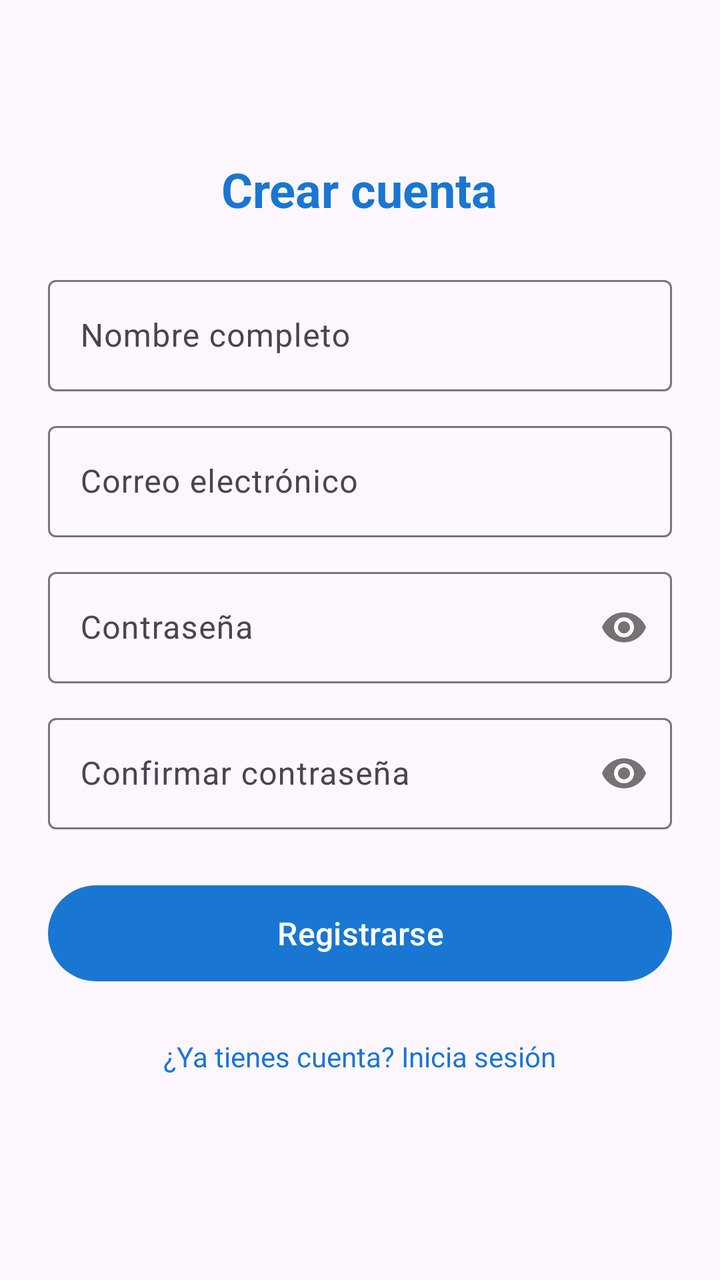
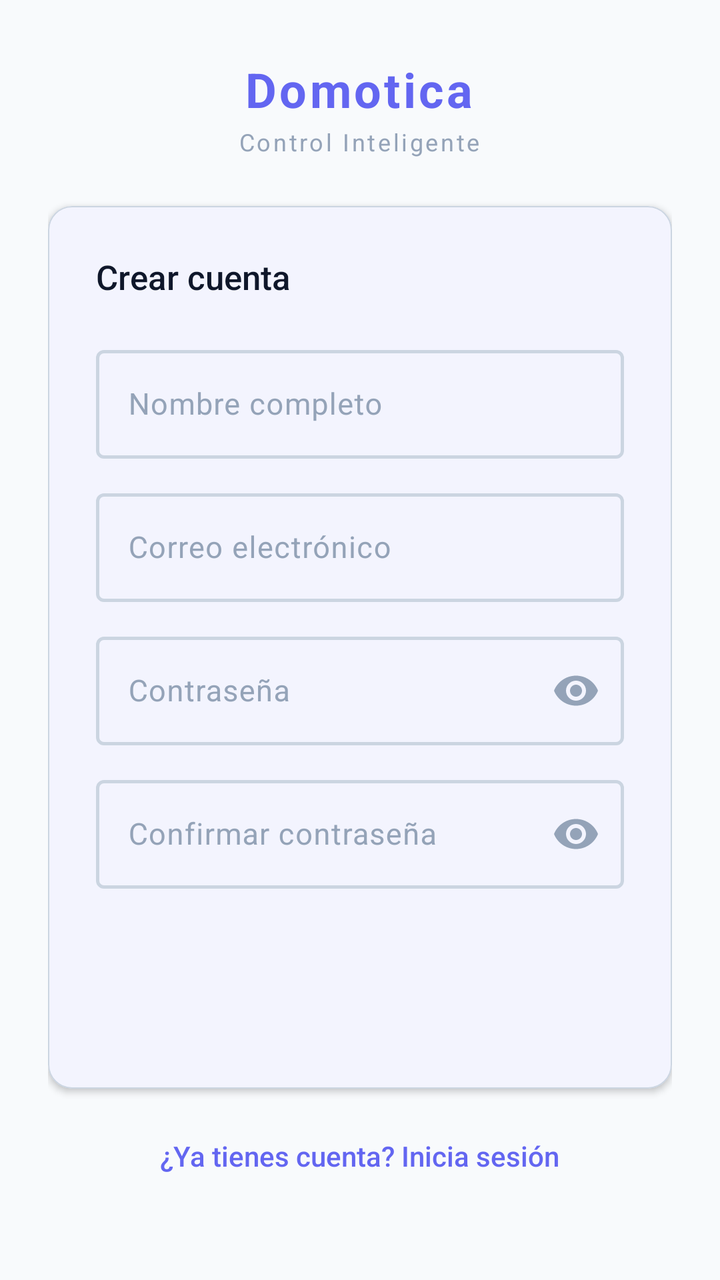

Compare the two renders of this Android layout. The source of the first and the diff that turns it into the second are given below.
<!-- AndroidManifest.xml: application theme Theme.Domotica -->
<!-- res/layout/activity_register.xml -->
<?xml version="1.0" encoding="utf-8"?>
<ScrollView xmlns:android="http://schemas.android.com/apk/res/android"
    xmlns:app="http://schemas.android.com/apk/res-auto"
    android:layout_width="match_parent"
    android:layout_height="match_parent"
    android:fillViewport="true">

    <LinearLayout
        android:layout_width="match_parent"
        android:layout_height="wrap_content"
        android:gravity="center"
        android:orientation="vertical"
        android:padding="24dp">

        <TextView
            android:layout_width="wrap_content"
            android:layout_height="wrap_content"
            android:text="@string/register_title"
            android:textSize="24sp"
            android:textStyle="bold"
            android:textColor="@color/primary" />

        <com.google.android.material.textfield.TextInputLayout
            android:layout_width="match_parent"
            android:layout_height="wrap_content"
            android:layout_marginTop="24dp"
            android:layout_marginBottom="12dp"
            style="@style/Widget.Material3.TextInputLayout.OutlinedBox">

            <com.google.android.material.textfield.TextInputEditText
                android:id="@+id/etName"
                android:layout_width="match_parent"
                android:layout_height="wrap_content"
                android:hint="@string/name_hint"
                android:inputType="textPersonName" />

        </com.google.android.material.textfield.TextInputLayout>

        <com.google.android.material.textfield.TextInputLayout
            android:layout_width="match_parent"
            android:layout_height="wrap_content"
            android:layout_marginBottom="12dp"
            style="@style/Widget.Material3.TextInputLayout.OutlinedBox">

            <com.google.android.material.textfield.TextInputEditText
                android:id="@+id/etEmail"
                android:layout_width="match_parent"
                android:layout_height="wrap_content"
                android:hint="@string/email_hint"
                android:inputType="textEmailAddress" />

        </com.google.android.material.textfield.TextInputLayout>

        <com.google.android.material.textfield.TextInputLayout
            android:layout_width="match_parent"
            android:layout_height="wrap_content"
            android:layout_marginBottom="12dp"
            style="@style/Widget.Material3.TextInputLayout.OutlinedBox"
            app:passwordToggleEnabled="true">

            <com.google.android.material.textfield.TextInputEditText
                android:id="@+id/etPassword"
                android:layout_width="match_parent"
                android:layout_height="wrap_content"
                android:hint="@string/password_hint"
                android:inputType="textPassword" />

        </com.google.android.material.textfield.TextInputLayout>

        <com.google.android.material.textfield.TextInputLayout
            android:layout_width="match_parent"
            android:layout_height="wrap_content"
            android:layout_marginBottom="24dp"
            style="@style/Widget.Material3.TextInputLayout.OutlinedBox"
            app:passwordToggleEnabled="true">

            <com.google.android.material.textfield.TextInputEditText
                android:id="@+id/etConfirmPassword"
                android:layout_width="match_parent"
                android:layout_height="wrap_content"
                android:hint="@string/confirm_password_hint"
                android:inputType="textPassword" />

        </com.google.android.material.textfield.TextInputLayout>

        <Button
            android:id="@+id/btnRegister"
            android:layout_width="match_parent"
            android:layout_height="56dp"
            android:text="@string/btn_register"
            android:textSize="16sp" />

        <ProgressBar
            android:id="@+id/progressBar"
            android:layout_width="wrap_content"
            android:layout_height="wrap_content"
            android:layout_marginTop="16dp"
            android:visibility="gone" />

        <TextView
            android:id="@+id/tvGoToLogin"
            android:layout_width="wrap_content"
            android:layout_height="wrap_content"
            android:layout_marginTop="24dp"
            android:layout_marginBottom="24dp"
            android:text="@string/go_to_login"
            android:textColor="@color/primary"
            android:textSize="14sp" />

    </LinearLayout>

</ScrollView>
<!-- resources referenced by this layout -->
<resources>
  <color name="primary">#1976D2</color>
  <string name="btn_register">Registrarse</string>
  <string name="password_hint">Contraseña</string>
  <style name="Base.Theme.Domotica" parent="Theme.Material3.DayNight.NoActionBar">
          <item name="colorPrimary">@color/primary</item>
          <item name="colorPrimaryVariant">@color/primary_dark</item>
          <item name="colorOnPrimary">@color/white</item>
      </style>
  <color name="primary_dark">#1565C0</color>
  <color name="white">#FFFFFFFF</color>
  <!-- unchanged entries left out for length: 6 -->
</resources>

<!-- the commit's change to res/layout/activity_register.xml (unified diff, before → after) -->
@@ -3,6 +3,7 @@
     xmlns:app="http://schemas.android.com/apk/res-auto"
     android:layout_width="match_parent"
     android:layout_height="match_parent"
+    android:background="@color/background"
     android:fillViewport="true">
 
     <LinearLayout
@@ -10,102 +11,158 @@
         android:layout_height="wrap_content"
         android:gravity="center"
         android:orientation="vertical"
-        android:padding="24dp">
+        android:padding="@dimen/spacing_xxl">
 
-        <TextView
+        <LinearLayout
             android:layout_width="wrap_content"
             android:layout_height="wrap_content"
-            android:text="@string/register_title"
-            android:textSize="24sp"
-            android:textStyle="bold"
-            android:textColor="@color/primary" />
+            android:gravity="center"
+            android:orientation="vertical"
+            android:layout_marginBottom="@dimen/spacing_xxl">
 
-        <com.google.android.material.textfield.TextInputLayout
+            <TextView
+                android:layout_width="wrap_content"
+                android:layout_height="wrap_content"
+                android:text="@string/app_name"
+                android:textSize="24sp"
+                android:textStyle="bold"
+                android:textColor="@color/primary"
+                android:letterSpacing="0.06" />
+
+            <TextView
+                android:layout_width="wrap_content"
+                android:layout_height="wrap_content"
+                android:layout_marginTop="2dp"
+                android:text="@string/app_subtitle"
+                android:textSize="12sp"
+                android:textColor="@color/text_tertiary"
+                android:letterSpacing="0.1" />
+
+        </LinearLayout>
+
+        <com.google.android.material.card.MaterialCardView
             android:layout_width="match_parent"
             android:layout_height="wrap_content"
-            android:layout_marginTop="24dp"
-            android:layout_marginBottom="12dp"
-            style="@style/Widget.Material3.TextInputLayout.OutlinedBox">
+            app:cardElevation="2dp"
+            app:strokeWidth="0.5dp"
+            app:strokeColor="@color/outline"
+            app:cardBackgroundColor="@color/surface"
+            app:shapeAppearanceOverlay="@style/ShapeAppearance.Domotica.Card">
 
-            <com.google.android.material.textfield.TextInputEditText
-                android:id="@+id/etName"
+            <LinearLayout
                 android:layout_width="match_parent"
                 android:layout_height="wrap_content"
-                android:hint="@string/name_hint"
-                android:inputType="textPersonName" />
+                android:orientation="vertical"
+                android:padding="@dimen/spacing_xxl">
 
-        </com.google.android.material.textfield.TextInputLayout>
+                <TextView
+                    android:layout_width="wrap_content"
+                    android:layout_height="wrap_content"
+                    android:text="@string/register_title"
+                    android:textSize="@dimen/text_lg"
+                    android:textColor="@color/text_primary"
+                    android:fontFamily="sans-serif-medium"
+                    android:layout_marginBottom="@dimen/spacing_xl" />
 
-        <com.google.android.material.textfield.TextInputLayout
-            android:layout_width="match_parent"
-            android:layout_height="wrap_content"
-            android:layout_marginBottom="12dp"
-            style="@style/Widget.Material3.TextInputLayout.OutlinedBox">
+                <com.google.android.material.textfield.TextInputLayout
+                    android:layout_width="match_parent"
+                    android:layout_height="wrap_content"
+                    android:layout_marginBottom="@dimen/spacing_md"
+                    style="@style/Widget.Domotica.TextInput">
 
-            <com.google.android.material.textfield.TextInputEditText
-                android:id="@+id/etEmail"
-                android:layout_width="match_parent"
-                android:layout_height="wrap_content"
-                android:hint="@string/email_hint"
-                android:inputType="textEmailAddress" />
+                    <com.google.android.material.textfield.TextInputEditText
+                        android:id="@+id/etName"
+                        android:layout_width="match_parent"
+                        android:layout_height="wrap_content"
+                        android:hint="@string/name_hint"
+                        android:inputType="textPersonName"
+                        android:textColor="@color/text_primary"
+                        android:textSize="@dimen/text_md" />
 
-        </com.google.android.material.textfield.TextInputLayout>
+                </com.google.android.material.textfield.TextInputLayout>
 
-        <com.google.android.material.textfield.TextInputLayout
-            android:layout_width="match_parent"
-            android:layout_height="wrap_content"
-            android:layout_marginBottom="12dp"
-            style="@style/Widget.Material3.TextInputLayout.OutlinedBox"
-            app:passwordToggleEnabled="true">
+                <com.google.android.material.textfield.TextInputLayout
+                    android:layout_width="match_parent"
+                    android:layout_height="wrap_content"
+                    android:layout_marginBottom="@dimen/spacing_md"
+                    style="@style/Widget.Domotica.TextInput">
 
-            <com.google.android.material.textfield.TextInputEditText
-                android:id="@+id/etPassword"
-                android:layout_width="match_parent"
-                android:layout_height="wrap_content"
-                android:hint="@string/password_hint"
-                android:inputType="textPassword" />
+                    <com.google.android.material.textfield.TextInputEditText
+                        android:id="@+id/etEmail"
+                        android:layout_width="match_parent"
+                        android:layout_height="wrap_content"
+                        android:hint="@string/email_hint"
+                        android:inputType="textEmailAddress"
+                        android:textColor="@color/text_primary"
+                        android:textSize="@dimen/text_md" />
 
-        </com.google.android.material.textfield.TextInputLayout>
+                </com.google.android.material.textfield.TextInputLayout>
 
-        <com.google.android.material.textfield.TextInputLayout
-            android:layout_width="match_parent"
-            android:layout_height="wrap_content"
-            android:layout_marginBottom="24dp"
-            style="@style/Widget.Material3.TextInputLayout.OutlinedBox"
-            app:passwordToggleEnabled="true">
+                <com.google.android.material.textfield.TextInputLayout
+                    android:layout_width="match_parent"
+                    android:layout_height="wrap_content"
+                    android:layout_marginBottom="@dimen/spacing_md"
+                    style="@style/Widget.Domotica.TextInput"
+                    app:passwordToggleEnabled="true"
+                    app:passwordToggleTint="@color/text_tertiary">
 
-            <com.google.android.material.textfield.TextInputEditText
-                android:id="@+id/etConfirmPassword"
-                android:layout_width="match_parent"
-                android:layout_height="wrap_content"
-                android:hint="@string/confirm_password_hint"
-                android:inputType="textPassword" />
+                    <com.google.android.material.textfield.TextInputEditText
+                        android:id="@+id/etPassword"
+                        android:layout_width="match_parent"
+                        android:layout_height="wrap_content"
+                        android:hint="@string/password_hint"
+                        android:inputType="textPassword"
+                        android:textColor="@color/text_primary"
+                        android:textSize="@dimen/text_md" />
 
-        </com.google.android.material.textfield.TextInputLayout>
+                </com.google.android.material.textfield.TextInputLayout>
 
-        <Button
-            android:id="@+id/btnRegister"
-            android:layout_width="match_parent"
-            android:layout_height="56dp"
-            android:text="@string/btn_register"
-            android:textSize="16sp" />
+                <com.google.android.material.textfield.TextInputLayout
+                    android:layout_width="match_parent"
+                    android:layout_height="wrap_content"
+                    android:layout_marginBottom="@dimen/spacing_xxl"
+                    style="@style/Widget.Domotica.TextInput"
+                    app:passwordToggleEnabled="true"
+                    app:passwordToggleTint="@color/text_tertiary">
 
-        <ProgressBar
-            android:id="@+id/progressBar"
-            android:layout_width="wrap_content"
-            android:layout_height="wrap_content"
-            android:layout_marginTop="16dp"
-            android:visibility="gone" />
+                    <com.google.android.material.textfield.TextInputEditText
+                        android:id="@+id/etConfirmPassword"
+                        android:layout_width="match_parent"
+                        android:layout_height="wrap_content"
+                        android:hint="@string/confirm_password_hint"
+                        android:inputType="textPassword"
+                        android:textColor="@color/text_primary"
+                        android:textSize="@dimen/text_md" />
+
+                </com.google.android.material.textfield.TextInputLayout>
+
+                <Button
+                    android:id="@+id/btnRegister"
+                    style="@style/Widget.Domotica.Button.Primary"
+                    android:text="@string/btn_register" />
+
+                <ProgressBar
+                    android:id="@+id/progressBar"
+                    android:layout_width="wrap_content"
+                    android:layout_height="wrap_content"
+                    android:layout_marginTop="@dimen/spacing_lg"
+                    android:visibility="gone"
+                    android:indeterminateTint="@color/primary" />
+
+            </LinearLayout>
+
+        </com.google.android.material.card.MaterialCardView>
 
         <TextView
             android:id="@+id/tvGoToLogin"
             android:layout_width="wrap_content"
             android:layout_height="wrap_content"
-            android:layout_marginTop="24dp"
-            android:layout_marginBottom="24dp"
+            android:layout_marginTop="@dimen/spacing_xxl"
+            android:layout_marginBottom="@dimen/spacing_xxl"
             android:text="@string/go_to_login"
+            android:textSize="14sp"
             android:textColor="@color/primary"
-            android:textSize="14sp" />
+            android:fontFamily="sans-serif-medium" />
 
     </LinearLayout>
 
<!-- resource entries referenced after the edit -->
@@ -1,15 +1,90 @@
 <!-- resources referenced by this layout -->
 <resources>
-  <color name="primary">#1976D2</color>
+  <color name="background">#F8FAFC</color>
+  <color name="outline">#CBD5E1</color>
+  <color name="primary">#6366F1</color>
+  <color name="surface">#FFFFFF</color>
+  <color name="text_primary">#0F172A</color>
+  <color name="text_tertiary">#94A3B8</color>
+  <dimen name="spacing_lg">16dp</dimen>
+  <dimen name="spacing_md">12dp</dimen>
+  <dimen name="spacing_xl">20dp</dimen>
+  <dimen name="spacing_xxl">24dp</dimen>
+  <dimen name="text_lg">17sp</dimen>
+  <dimen name="text_md">15sp</dimen>
+  <string name="app_name">Domotica</string>
+  <string name="app_subtitle">Control Inteligente</string>
   <string name="btn_register">Registrarse</string>
   <string name="password_hint">Contraseña</string>
+  <style name="ShapeAppearance.Domotica.Card" parent="ShapeAppearance.Material3.Corner.Medium">
+          <item name="cornerFamily">rounded</item>
+          <item name="cornerSize">@dimen/radius_md</item>
+      </style>
+  <style name="Widget.Domotica.Button.Primary" parent="Widget.Material3.Button">
+          <item name="android:layout_height">@dimen/button_height</item>
+          <item name="android:textSize">@dimen/text_md</item>
+          <item name="android:textColor">@color/on_primary</item>
+          <item name="android:fontFamily">sans-serif-medium</item>
+          <item name="cornerRadius">@dimen/radius_md</item>
+          <item name="backgroundTint">@color/primary</item>
+          <item name="android:textAllCaps">false</item>
+      </style>
+  <style name="Widget.Domotica.TextInput" parent="Widget.Material3.TextInputLayout.OutlinedBox">
+          <item name="boxStrokeWidth">1.5dp</item>
+          <item name="boxStrokeWidthFocused">2dp</item>
+          <item name="hintAnimationEnabled">true</item>
+          <item name="android:textColorHint">@color/text_tertiary</item>
+      </style>
+  <dimen name="radius_md">12dp</dimen>
+  <dimen name="button_height">52dp</dimen>
+  <color name="on_primary">#FFFFFF</color>
   <style name="Base.Theme.Domotica" parent="Theme.Material3.DayNight.NoActionBar">
+          
           <item name="colorPrimary">@color/primary</item>
-          <item name="colorPrimaryVariant">@color/primary_dark</item>
-          <item name="colorOnPrimary">@color/white</item>
+          <item name="colorOnPrimary">@color/on_primary</item>
+          <item name="colorPrimaryContainer">@color/primary_container</item>
+          <item name="colorOnPrimaryContainer">@color/primary_dark</item>
+  
+          
+          <item name="colorSecondary">@color/secondary</item>
+          <item name="colorOnSecondary">@color/on_secondary</item>
+          <item name="colorSecondaryContainer">@color/secondary_container</item>
+          <item name="colorOnSecondaryContainer">@color/secondary_dark</item>
+  
+          
+          <item name="colorSurface">@color/surface</item>
+          <item name="colorOnSurface">@color/text_primary</item>
+          <item name="colorSurfaceVariant">@color/surface_variant</item>
+          <item name="colorOnSurfaceVariant">@color/text_secondary</item>
+  
+          
+          <item name="android:colorBackground">@color/background</item>
+          <item name="colorOnBackground">@color/text_primary</item>
+  
+          
+          <item name="colorOutline">@color/outline</item>
+          <item name="colorOutlineVariant">@color/surface_container</item>
+  
+          
+          <item name="colorError">@color/error</item>
+          <item name="colorOnError">@color/on_primary</item>
+          <item name="colorErrorContainer">@color/error_container</item>
+  
+          
+          <item name="android:statusBarColor">@color/background</item>
+          <item name="android:navigationBarColor">@color/background</item>
       </style>
-  <color name="primary_dark">#1565C0</color>
-  <color name="white">#FFFFFFFF</color>
+  <color name="primary_container">#E0E7FF</color>
+  <color name="primary_dark">#4F46E5</color>
+  <color name="secondary">#14B8A6</color>
+  <color name="on_secondary">#FFFFFF</color>
+  <color name="secondary_container">#CCFBF1</color>
+  <color name="secondary_dark">#0D9488</color>
+  <color name="surface_variant">#F1F5F9</color>
+  <color name="text_secondary">#64748B</color>
+  <color name="surface_container">#E2E8F0</color>
+  <color name="error">#EF4444</color>
+  <color name="error_container">#FEE2E2</color>
   <!-- unchanged entries left out for length: 6 -->
 </resources>
 
